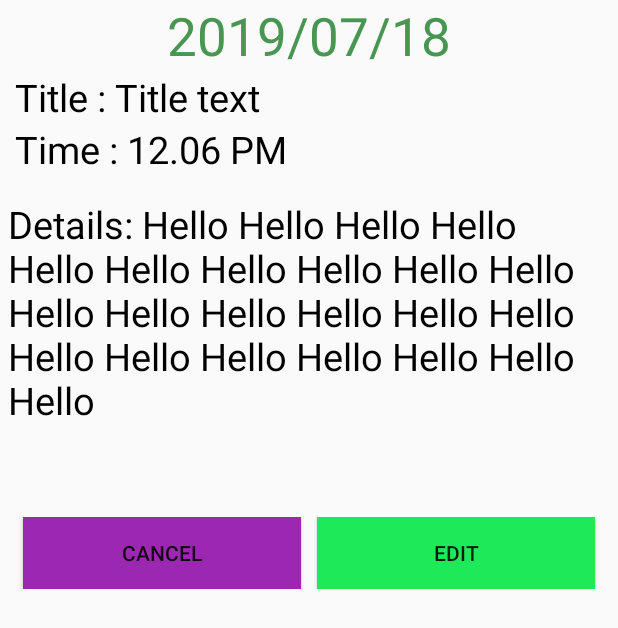
After one commit to ski96277/Supervizor, an Android app: the layout custom_alert_dialog_event_show.xml on its own in the app's theme, with its tools: preview values and no code run, on a phone screen of 412 x 824 dp. The commit adds this screen. Shown: the top 628 px of the screen. Run offline under Robolectric (Android 15) with nearby library versions, the phone set to English and light mode, and no system bars.

Commit message:
event list update

```diff
--- a/app/src/main/res/layout/activity_login.xml
+++ b/app/src/main/res/layout/activity_login.xml
@@ -43,6 +43,7 @@
                     android:textSize="@dimen/text_Size_email_20"
                     android:hint="@string/e_mail_hint"
                 android:fontFamily="@font/ebrima"
+
                     android:inputType="textEmailAddress"
                     android:drawableLeft="@drawable/email_icon"
                     android:drawablePadding="15dp"
--- /dev/null
+++ b/app/src/main/res/layout/custom_alert_dialog_event_show.xml
@@ -0,0 +1,76 @@
+<?xml version="1.0" encoding="utf-8"?>
+<LinearLayout
+    xmlns:android="http://schemas.android.com/apk/res/android"
+    xmlns:tools="http://schemas.android.com/tools"
+    android:layout_width="match_parent"
+    android:layout_height="match_parent"
+    android:orientation="vertical">
+
+    <TextView
+        android:id="@+id/event_date_TV_ID"
+        android:layout_width="match_parent"
+        android:layout_height="wrap_content"
+        android:text="2019/07/18"
+        android:textSize="35sp"
+        android:textColor="#499653"
+        android:gravity="center"
+        />
+    <TextView
+        android:id="@+id/event_title_TV_ID"
+        android:layout_width="match_parent"
+        android:layout_height="wrap_content"
+        android:text="Title : Title text"
+        android:textSize="25sp"
+        android:textColor="#000"
+        android:gravity="left"
+        android:paddingLeft="10sp"
+        />
+    <TextView
+        android:id="@+id/time_title_TV_ID"
+        android:layout_width="match_parent"
+        android:layout_height="wrap_content"
+        android:text="Time : 12.06 PM"
+        android:textSize="25sp"
+        android:textColor="#000"
+        android:gravity="left"
+        android:paddingLeft="10sp"
+        />
+    <TextView
+        android:layout_marginTop="10sp"
+        android:id="@+id/event_details_TV_ID"
+        android:layout_width="match_parent"
+        android:layout_height="wrap_content"
+        android:text="Details: Hello Hello Hello Hello Hello Hello Hello Hello Hello Hello Hello Hello Hello Hello Hello Hello Hello Hello Hello Hello Hello Hello Hello "
+        android:textSize="25sp"
+        android:gravity="left"
+        android:textColor="#000"
+        android:padding="5sp"
+        tools:ignore="RtlCompat" />
+
+    <LinearLayout
+        android:layout_width="match_parent"
+        android:layout_height="wrap_content"
+        android:orientation="horizontal"
+        android:layout_marginTop="55dp">
+        <Button
+            android:layout_width="0dp"
+            android:layout_height="wrap_content"
+            android:layout_weight="1"
+            android:text="Cancel"
+            android:layout_marginLeft="15dp"
+            android:layout_marginRight="5dp"
+            android:background="#9C27B0"/>
+
+        <Button
+            android:layout_width="0dp"
+            android:layout_height="wrap_content"
+            android:layout_weight="1"
+            android:text="Edit"
+
+            android:layout_marginLeft="5dp"
+            android:layout_marginRight="15dp"
+            android:background="#1EE958"
+            />
+
+    </LinearLayout>
+</LinearLayout>
```
Also changed, not shown: app/src/main/java/com/example/supervizor/AdapterClass/Event_List_Adapter.kt (added, +51 -0 lines), app/src/main/java/com/example/supervizor/Fragment/Company/Calender_F.java (+152 -23 lines), app/src/main/java/com/example/supervizor/Fragment/Company/Employee_list_F.java (+13 -7 lines), app/src/main/java/com/example/supervizor/Fragment/Company/Registartion_page_2.java (+0 -10 lines), app/src/main/java/com/example/supervizor/JavaPojoClass/Event_details_PojoClass.java (+11 -1 lines), app/src/main/res/layout/calender_f.xml (+13 -9 lines), app/src/main/res/layout/custom_alert_dialog_event_add.xml (+16 -1 lines), app/src/main/res/layout/employee_list_f.xml (+9 -32 lines), app/src/main/res/layout/event_list_item_view.xml (+37 -3 lines).
